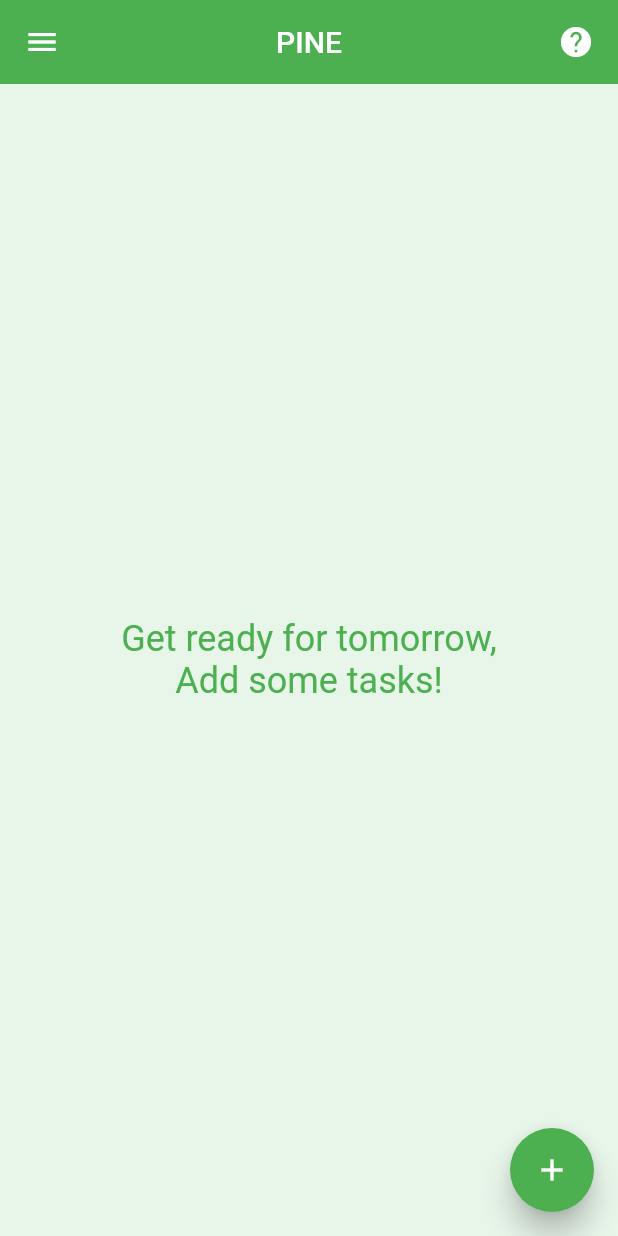
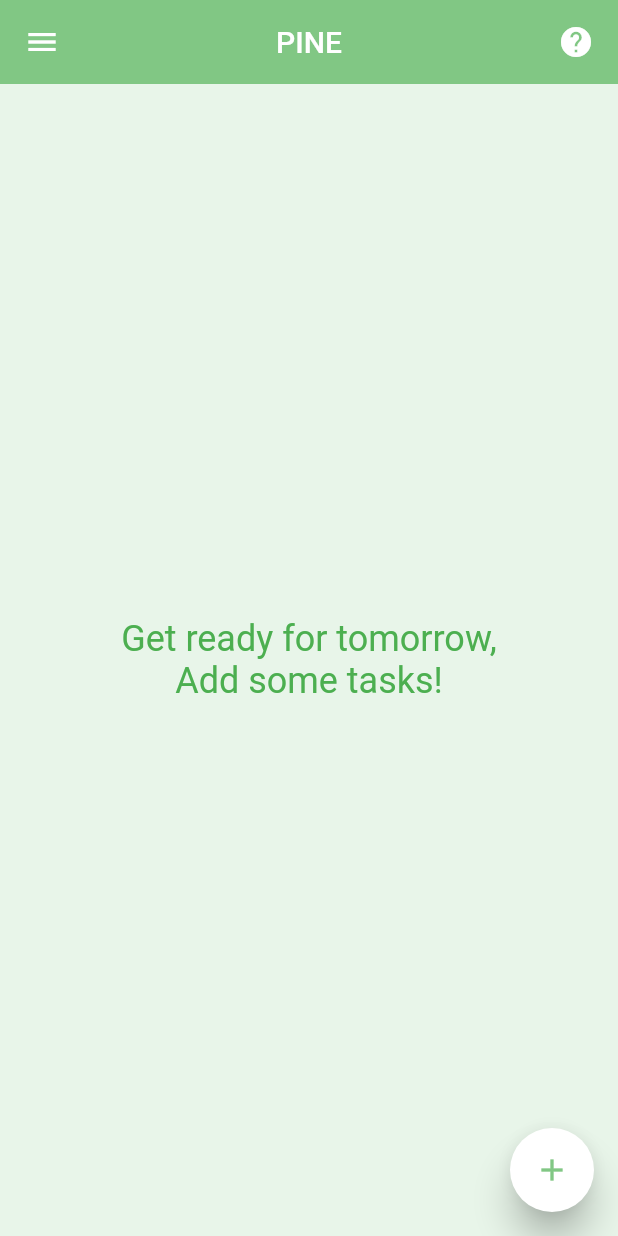
Before and after one commit to CheckShumm/pine, a Flutter app: the screen it shows after launch, on a phone screen of 412 x 824 dp. Run offline on Flutter 3.47's test engine with Material 2 defaults, Android fonts, the phone set to English and light mode, and no system bars; our stand-ins replace rxdart, sqflite; missing offline and left inert: flutter_reorderable_list, flutter_statusbarcolor; accounts and stored records are empty.

Commit message:
added option to change task color with a custom dropdown widget added index property to Task class added stream to view_task widget

```diff
--- a/lib/main.dart
+++ b/lib/main.dart
@@ -7,7 +7,7 @@ void main() => runApp(MyApp());
 class MyApp extends StatelessWidget {
   @override
   Widget build(BuildContext context) {
-    FlutterStatusbarcolor.setStatusBarColor(Colors.green);
+    FlutterStatusbarcolor.setStatusBarColor(Colors.green[300]);
     return MaterialApp(
       title: 'Flutter Demo',
       theme: ThemeData(
--- a/lib/src/data/task.dart
+++ b/lib/src/data/task.dart
@@ -3,14 +3,19 @@ import 'package:flutter/material.dart';
 class Task {
 
   int id;
+  int index;
   String title;
   String description;
   String type;
-  Color color;
+  Color color = Colors.green;
 
-  Task({this.id, this.title, this.description, this.type, this.color});
+  Task({this.id, this.index, this.title, this.description, this.type, this.color});
 
   setColor(Color color) {
     this.color = color;
   }
+
+  setIndex(int index) {
+    this.index = index;
+  }
 }
--- a/lib/src/screens/home.dart
+++ b/lib/src/screens/home.dart
@@ -30,7 +30,7 @@ class _MyHomePageState extends State<MyHomePage> {
     return Scaffold(
       backgroundColor: Colors.green[50],
       appBar: AppBar(
-        backgroundColor: Colors.green,
+        backgroundColor: Colors.green[300],
         title: Text(
           widget.title,
         ),
@@ -48,9 +48,9 @@ class _MyHomePageState extends State<MyHomePage> {
           stream: bloc.getSubject().stream,
           builder: (context, snapshot) => taskList(snapshot.data) )),
       floatingActionButton: FloatingActionButton(
-        elevation: 8,
-        backgroundColor: Colors.green,
-        foregroundColor: Colors.white,
+        elevation: 10,
+        backgroundColor: Colors.white,
+        foregroundColor: Colors.green[300],
         onPressed: () {
           _createTaskDialog();
         }, // task bloc update events
@@ -102,12 +102,12 @@ class _MyHomePageState extends State<MyHomePage> {
                   },
                   fullscreenDialog: true))
               .then((val) =>
-                  {FlutterStatusbarcolor.setStatusBarColor(Colors.green)});
+                  {FlutterStatusbarcolor.setStatusBarColor(Colors.green[300])});
         },
         child: Container(
           decoration: BoxDecoration(
               border: new Border(
-                  left: new BorderSide(width: 1.0, color: theme.primaryColor))),
+                  left: new BorderSide(width: 1.0, color: task.color))),
           child: Column(
             key: new UniqueKey(),
             mainAxisSize: MainAxisSize.min,
@@ -119,7 +119,7 @@ class _MyHomePageState extends State<MyHomePage> {
                       child: Text(task.title,
                           textAlign: TextAlign.left,
                           style: TextStyle(
-                              color: theme.primaryColor,
+                              color: task.color,
                               fontSize: 20.0,
                               fontWeight: FontWeight.bold)))),
               Align(
@@ -129,7 +129,7 @@ class _MyHomePageState extends State<MyHomePage> {
                       child: Text(task.description,
                           textAlign: TextAlign.left,
                           style: TextStyle(
-                              color: theme.primaryColor,
+                              color: task.color,
                               fontSize: 16.0,
                               fontStyle: FontStyle.italic)))),
             ],
```
Also changed, not shown: lib/src/blocs/task_bloc.dart (+10 -3 lines), lib/src/screens/view_task.dart (+31 -10 lines), lib/src/widgets/ReorderableListSimple.dart (+14 -3 lines), lib/src/widgets/color_dropdown.dart (added, +59 -0 lines).
